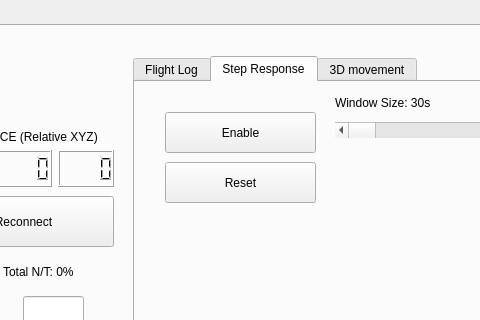
FSC-Lab/ros2_ground_station_gui, file src/GUI/single_drone_flight.ui: the form before one commit; both pictures show x 599 to 1079 and y 0 to 320 of the 1326 by 865 pixel window.
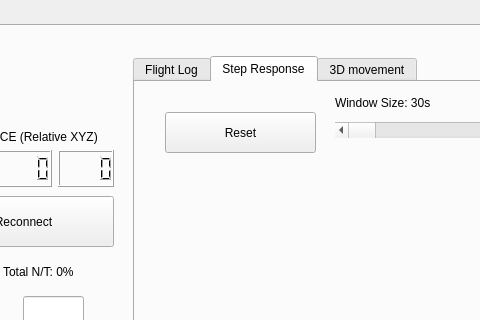
The form after the commit. The open tabs and pages were chosen to show the change.

```diff
--- a/src/GUI/single_drone_flight.ui
+++ b/src/GUI/single_drone_flight.ui
@@ -391,6 +391,19 @@
      <attribute name="title">
       <string>Step Response</string>
      </attribute>
+     <widget class="QPushButton" name="buttom_pref">
+      <property name="geometry">
+       <rect>
+        <x>30</x>
+        <y>30</y>
+        <width>151</width>
+        <height>41</height>
+       </rect>
+      </property>
+      <property name="text">
+       <string>Reset</string>
+      </property>
+     </widget>
      <widget class="QScrollBar" name="scrollbar_pref">
       <property name="geometry">
        <rect>
@@ -427,32 +440,6 @@
        </rect>
       </property>
      </widget>
-     <widget class="QPushButton" name="enable_pref">
-      <property name="geometry">
-       <rect>
-        <x>30</x>
-        <y>30</y>
-        <width>151</width>
-        <height>41</height>
-       </rect>
-      </property>
-      <property name="text">
-       <string>Enable</string>
-      </property>
-     </widget>
-     <widget class="QPushButton" name="reset_pref">
-      <property name="geometry">
-       <rect>
-        <x>30</x>
-        <y>80</y>
-        <width>151</width>
-        <height>41</height>
-       </rect>
-      </property>
-      <property name="text">
-       <string>Reset</string>
-      </property>
-     </widget>
     </widget>
     <widget class="QWidget" name="tab_2">
      <attribute name="title">
```
Left out of the diff: 16 changed lines with no effect on the pictures.
